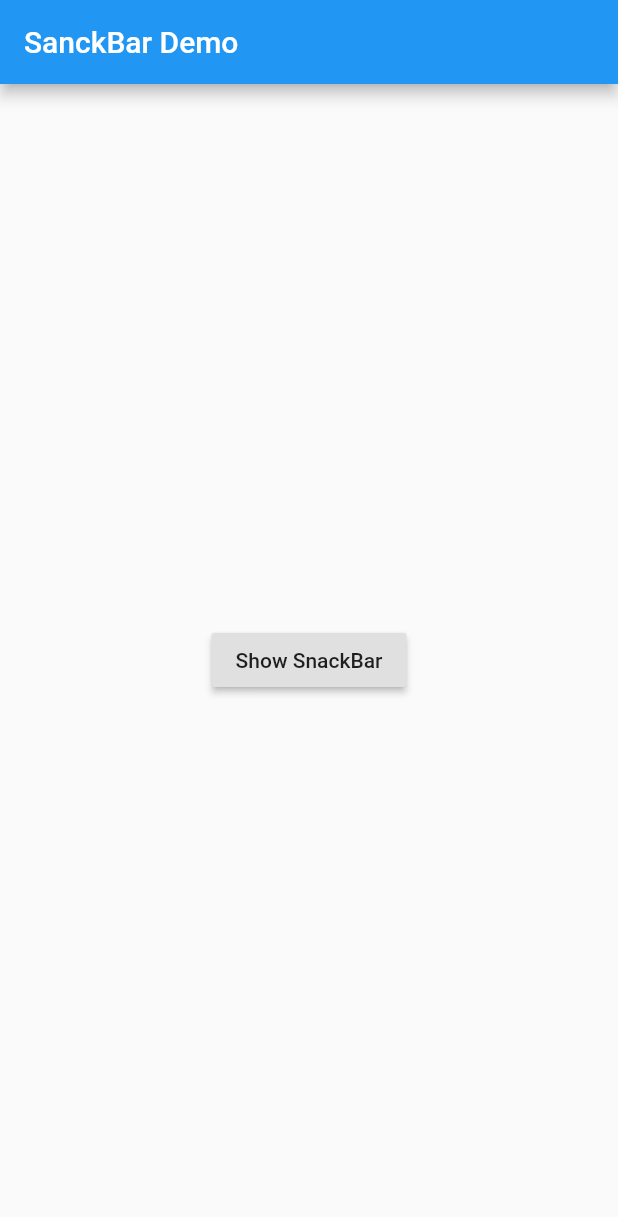
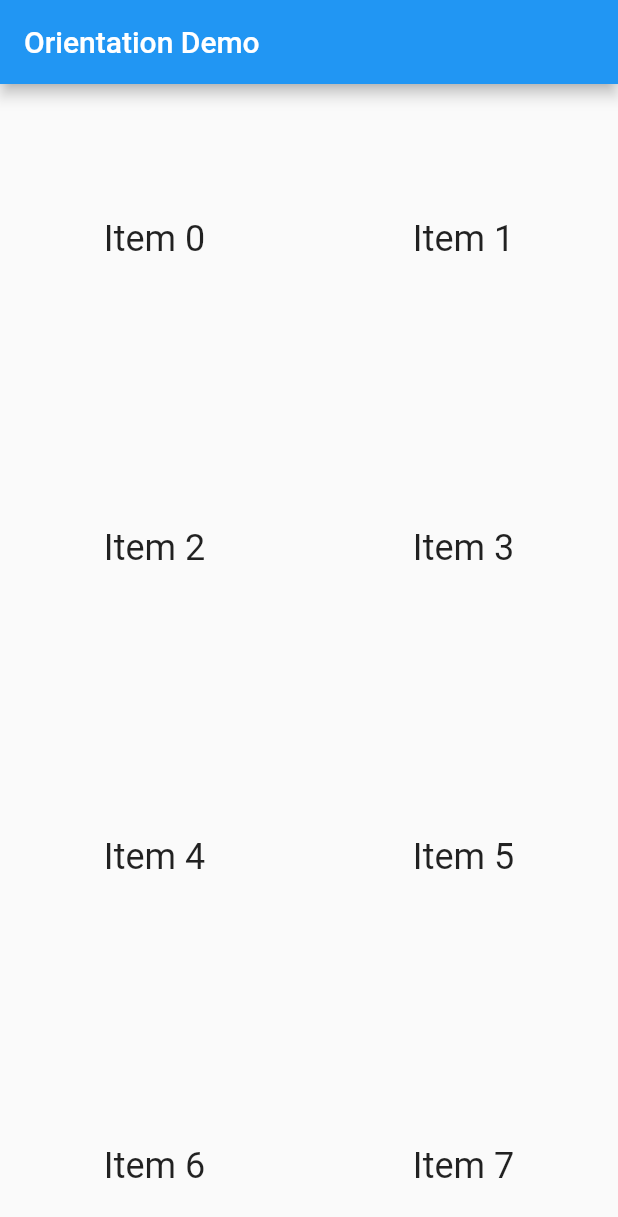
Before and after one commit to Weck1/flutter_practice, a Flutter app: the screen it shows after launch, on a phone screen of 412 x 824 dp. Shown: the top 1217 px of the screen. Run offline on Flutter 3.47's test engine with Material 2 defaults, Android fonts, the phone set to English and light mode, and no system bars.

Commit message:
learning updating UI based on orientation

```diff
--- a/lib/main.dart
+++ b/lib/main.dart
@@ -1,41 +1,44 @@
 import 'package:flutter/material.dart';
 
-void main() => runApp(SnackBarDemo());
+void main() => runApp(MyApp());
 
-class SnackBarDemo extends StatelessWidget {
+class MyApp extends StatelessWidget {
   @override
   Widget build(BuildContext context) {
+    final appTitle = 'Orientation Demo';
+
     return MaterialApp(
-      title: 'SnackBar Demo',
-      home: Scaffold(
-        appBar: AppBar(
-          title: Text('SanckBar Demo'),
-        ),
-        body: SanckBarPage(),
+      title: appTitle,
+      home: OrientationList(
+        title: appTitle,
       ),
     );
   }
 }
 
-class SanckBarPage extends StatelessWidget {
+class OrientationList extends StatelessWidget {
+  final String title;
+
+  OrientationList({Key key, this.title}) : super(key: key);
+
   @override
   Widget build(BuildContext context) {
-    return Center(
-      child: RaisedButton(
-        onPressed: () {
-          final snackBar = SnackBar(
-            content: Text('Yay! A SnackBar!'),
-            action: SnackBarAction(
-              label: 'Undo',
-              onPressed: () {
-
-              },
-            ),
+    return Scaffold(
+      appBar: AppBar(title: Text(title)),
+      body: OrientationBuilder(
+        builder: (context, orientation) {
+          return GridView.count(
+            crossAxisCount: orientation == Orientation.portrait ? 2 : 3,
+            children: List.generate(100, (index){
+              return Center(
+                child: Text(
+                  'Item $index',
+                  style:Theme.of(context).textTheme.headline,
+                ),
+              );
+            }),
           );
-
-          Scaffold.of(context).showSnackBar(snackBar);
         },
-        child: Text('Show SnackBar'),
       ),
     );
   }
```
